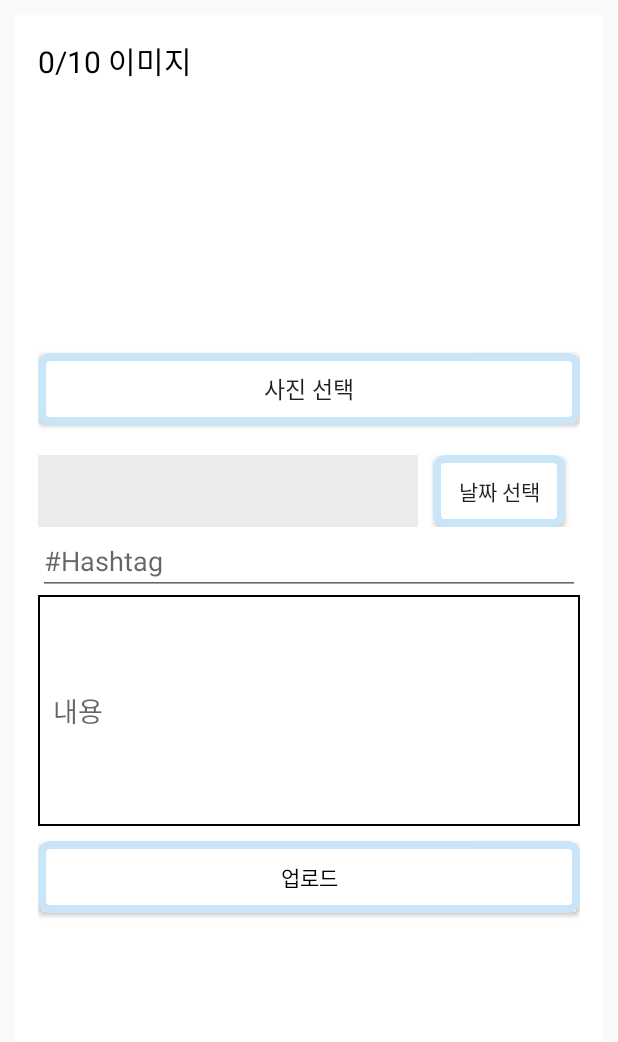
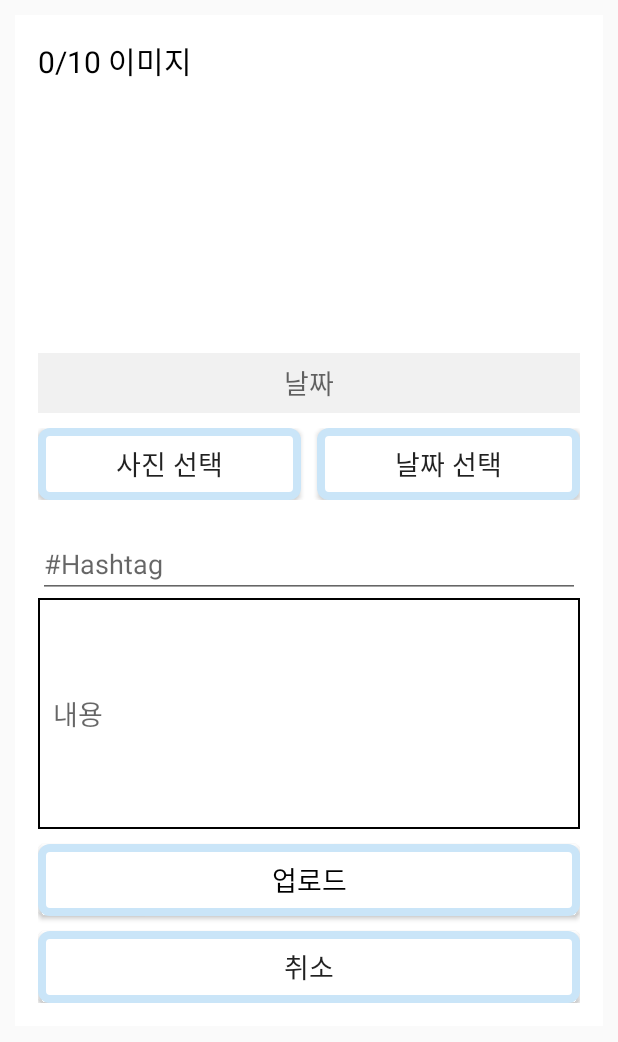
Before and after one commit to Brogi/MoApp_Team2, an Android app: the AddStoryActivity screen opened directly, with no data from a screen before it, on a phone screen of 412 x 824 dp. Shown: the top 1042 px of the screen. Run offline under Robolectric (Android 15) with nearby library versions, the phone set to English and light mode, and no system bars; our stand-ins replace Room's generated code.

Commit message:
add story ui

```diff
--- a/app/src/main/res/layout/activity_addstory.xml
+++ b/app/src/main/res/layout/activity_addstory.xml
@@ -8,6 +8,15 @@
     android:orientation="vertical"
     android:padding="10dp"
     tools:context=".MainActivity">
+
+    <ScrollView
+        android:layout_width="match_parent"
+        android:layout_height="match_parent"
+        android:scrollbars="none"
+        app:layout_constraintBottom_toBottomOf="parent"
+        app:layout_constraintEnd_toEndOf="parent"
+        app:layout_constraintStart_toStartOf="parent"
+        app:layout_constraintTop_toTopOf="parent">
 
         <androidx.constraintlayout.widget.ConstraintLayout
             android:layout_width="match_parent"
@@ -39,21 +48,55 @@
                 android:nestedScrollingEnabled="false"
                 android:orientation="horizontal"
                 android:padding="5dp"
+                app:layout_constraintEnd_toEndOf="parent"
                 app:layout_constraintStart_toStartOf="parent"
                 app:layout_constraintTop_toBottomOf="@+id/imageCount" />
+
+            <TextView
+                android:id="@+id/dateTextView"
+                android:layout_width="match_parent"
+                android:layout_height="40dp"
+                android:layout_marginTop="10dp"
+                android:background="@color/lightGray"
+                android:gravity="center"
+                android:hint="날짜"
+                android:textColor="@color/black"
+                android:textSize="18sp"
+                app:layout_constraintEnd_toEndOf="parent"
+                app:layout_constraintStart_toStartOf="parent"
+                app:layout_constraintTop_toBottomOf="@id/selectedImgRec" />
+
+            <LinearLayout
+                android:id="@+id/btnLayout"
+                android:layout_width="match_parent"
+                android:layout_height="wrap_content"
+                android:layout_marginTop="10dp"
+                android:orientation="horizontal"
+                app:layout_constraintEnd_toEndOf="parent"
+                app:layout_constraintStart_toStartOf="parent"
+                app:layout_constraintTop_toBottomOf="@id/dateTextView">
 
                 <Button
                     android:id="@+id/btnImage"
                     android:layout_width="match_parent"
                     android:layout_height="wrap_content"
-            android:layout_gravity="center"
-            android:layout_marginTop="10dp"
+                    android:layout_marginRight="5dp"
+                    android:layout_weight="1"
                     android:background="@drawable/background_button"
                     android:text="사진 선택"
-            android:textSize="15sp"
-            app:layout_constraintEnd_toEndOf="parent"
-            app:layout_constraintStart_toStartOf="parent"
-            app:layout_constraintTop_toBottomOf="@id/selectedImgRec" />
+                    android:textSize="18sp" />
+
+                <Button
+                    android:id="@+id/dateButton"
+                    android:layout_width="match_parent"
+                    android:layout_height="wrap_content"
+                    android:layout_marginLeft="5dp"
+                    android:layout_weight="1"
+                    android:background="@drawable/background_button"
+                    android:text="날짜 선택"
+                    android:textSize="18sp" />
+            </LinearLayout>
+
 
             <androidx.constraintlayout.widget.ConstraintLayout
                 android:layout_width="match_parent"
@@ -61,58 +104,36 @@
                 android:layout_marginTop="20dp"
                 app:layout_constraintEnd_toEndOf="@id/selectedImgRec"
                 app:layout_constraintStart_toStartOf="@id/selectedImgRec"
-            app:layout_constraintTop_toBottomOf="@id/btnImage">
-
-            <LinearLayout
-                android:id="@+id/dateLayout"
-                android:layout_width="match_parent"
-                android:layout_height="wrap_content"
-                android:orientation="horizontal"
-                app:layout_constraintEnd_toEndOf="parent"
-                app:layout_constraintStart_toStartOf="parent"
-                app:layout_constraintTop_toTopOf="parent">
-
-                <TextView
-                    android:id="@+id/dateTextView"
-                    android:layout_width="wrap_content"
-                    android:layout_height="match_parent"
-                    android:layout_weight="1"
-                    android:background="@color/gray"
-                    android:gravity="center"
-                    android:textColor="@color/black"
-                    android:textSize="20sp" />
-
-                <Button
-                    android:id="@+id/dateButton"
-                    android:layout_width="wrap_content"
-                    android:layout_height="wrap_content"
-                    android:layout_marginHorizontal="10dp"
-                    android:background="@drawable/background_button"
-                    android:text="날짜 선택"
-                    app:layout_constraintEnd_toEndOf="parent"
-                    app:layout_constraintTop_toTopOf="parent" />
-            </LinearLayout>
+                app:layout_constraintTop_toBottomOf="@id/btnLayout">
 
                 <EditText
                     android:id="@+id/hash"
-                android:layout_width="0dp"
+                    android:layout_width="match_parent"
                     android:layout_height="wrap_content"
                     android:hint="#Hashtag"
-                app:layout_constraintEnd_toEndOf="@id/dateLayout"
-                app:layout_constraintStart_toStartOf="@id/dateLayout"
-                app:layout_constraintTop_toBottomOf="@id/dateLayout" />
+                    app:layout_constraintEnd_toEndOf="parent"
+                    app:layout_constraintStart_toStartOf="parent"
+                    app:layout_constraintTop_toTopOf="parent" />
 
                 <EditText
                     android:id="@+id/edtDiary"
-                android:layout_width="0dp"
+                    android:layout_width="match_parent"
                     android:layout_height="wrap_content"
                     android:background="@drawable/map_border"
                     android:hint="내용"
                     android:lines="6"
                     android:padding="10dp"
-                app:layout_constraintEnd_toEndOf="@id/dateLayout"
-                app:layout_constraintStart_toStartOf="@id/dateLayout"
+                    app:layout_constraintEnd_toEndOf="parent"
+                    app:layout_constraintStart_toStartOf="parent"
                     app:layout_constraintTop_toBottomOf="@id/hash" />
+
+                <LinearLayout
+                    android:layout_width="match_parent"
+                    android:layout_height="wrap_content"
+                    android:orientation="vertical"
+                    app:layout_constraintEnd_toEndOf="parent"
+                    app:layout_constraintStart_toStartOf="parent"
+                    app:layout_constraintTop_toBottomOf="@id/edtDiary">
 
                     <Button
                         android:id="@+id/btnWrite"
@@ -122,11 +143,19 @@
                         android:background="@drawable/background_button"
                         android:text="업로드"
                         android:textColor="@color/black"
-                app:layout_constraintBottom_toBottomOf="parent"
-                app:layout_constraintEnd_toEndOf="@id/dateLayout"
-                app:layout_constraintStart_toStartOf="@id/dateLayout"
-                app:layout_constraintTop_toBottomOf="@id/edtDiary" />
+                        android:textSize="18sp" />
+
+                    <Button
+                        android:id="@+id/btnCancel"
+                        android:layout_width="match_parent"
+                        android:layout_height="wrap_content"
+                        android:background="@drawable/background_button"
+                        android:text="취소"
+                        android:textSize="18sp" />
+                </LinearLayout>
             </androidx.constraintlayout.widget.ConstraintLayout>
 
         </androidx.constraintlayout.widget.ConstraintLayout>
+    </ScrollView>
+
 </androidx.constraintlayout.widget.ConstraintLayout>
--- a/app/src/main/res/layout/activity_change_color.xml
+++ b/app/src/main/res/layout/activity_change_color.xml
@@ -181,7 +181,8 @@
             android:layout_marginBottom="10dp"
             android:layout_weight="1"
             android:background="@drawable/background_button"
-            android:text="변경" />
+            android:text="변경"
+            android:textSize="18sp" />
 
         <Button
             android:id="@+id/cancelBtn"
@@ -191,7 +192,8 @@
             android:layout_marginBottom="20dp"
             android:layout_weight="1"
             android:background="@drawable/background_button"
-            android:text="취소" />
+            android:text="취소"
+            android:textSize="18sp" />
 
     </LinearLayout>
 </androidx.constraintlayout.widget.ConstraintLayout>
```
Lines whose indentation alone changed are shown as unchanged.
